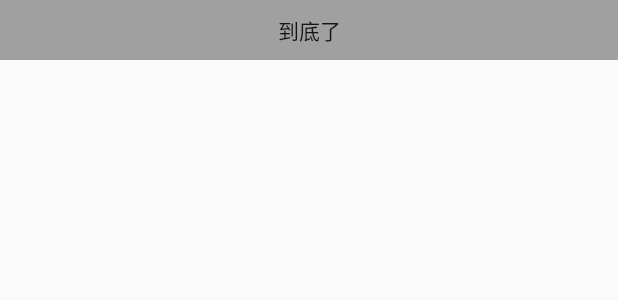
After one commit to JiangWendyyy/hello_android_compose, an Android app: the layout item_bottom_button.xml on its own in the app's theme, with its tools: preview values and no code run, on a phone screen of 412 x 824 dp. The commit adds this screen. Shown: the top 300 px of the screen. Run offline under Robolectric (Android 15) with nearby library versions, the phone set to English and light mode, and no system bars.

Commit message:
add bottom button

```diff
--- /dev/null
+++ b/app/src/main/res/layout/item_bottom_button.xml
@@ -0,0 +1,15 @@
+<?xml version="1.0" encoding="utf-8"?>
+<LinearLayout xmlns:android="http://schemas.android.com/apk/res/android"
+    android:id="@+id/item_tweet"
+    android:layout_width="match_parent"
+    android:layout_height="wrap_content"
+    android:orientation="vertical">
+
+    <Button
+        android:id="@+id/buttonReachedEnd"
+        android:layout_width="match_parent"
+        android:layout_height="40dp"
+        android:background="@color/gray"
+        android:layout_gravity="bottom"
+        android:text="@string/bottom" />
+</LinearLayout>
--- a/app/src/main/res/values/strings.xml
+++ b/app/src/main/res/values/strings.xml
@@ -27,6 +27,7 @@ open source software, designed primarily for touchscreen mobile devices such as
 and tablets.</string>
     <string name="java_text" translatable="false">Java is a High Level, class-based, object-oriented programming language that is designed to have
 as few implementation dependencies as possible.</string>
+    <string name="bottom">到底了</string>
 
 
 </resources>
```
Also changed, not shown: app/src/main/java/com/thoughtworks/androidtrain/TweetAdapter.kt (+28 -9 lines), app/src/main/java/com/thoughtworks/androidtrain/TweetsActivity.kt (+22 -1 lines).
